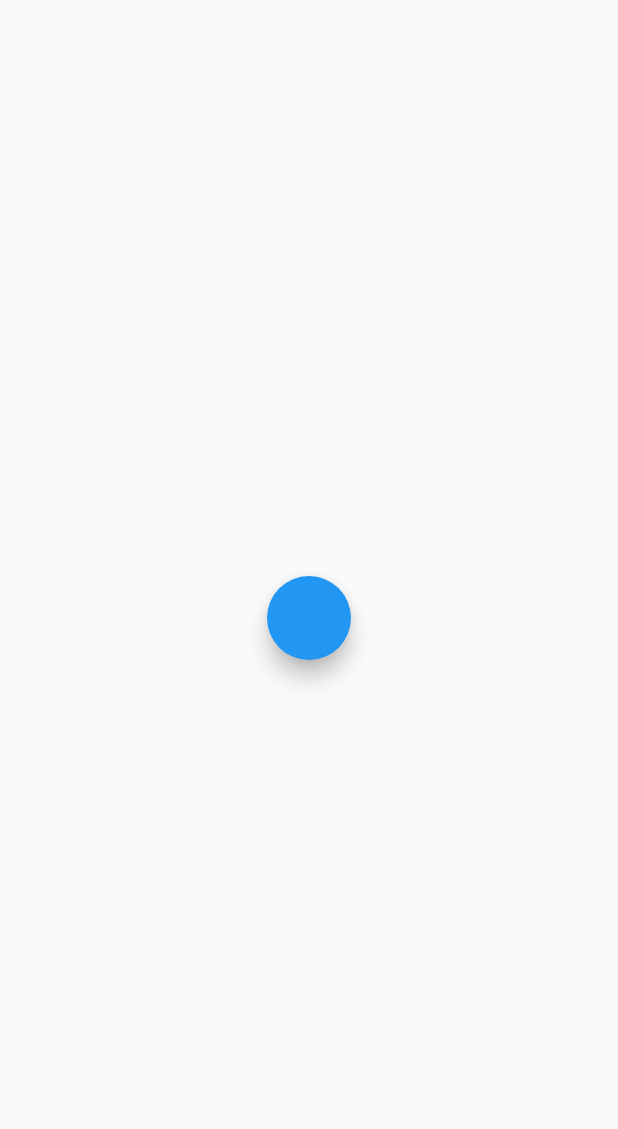
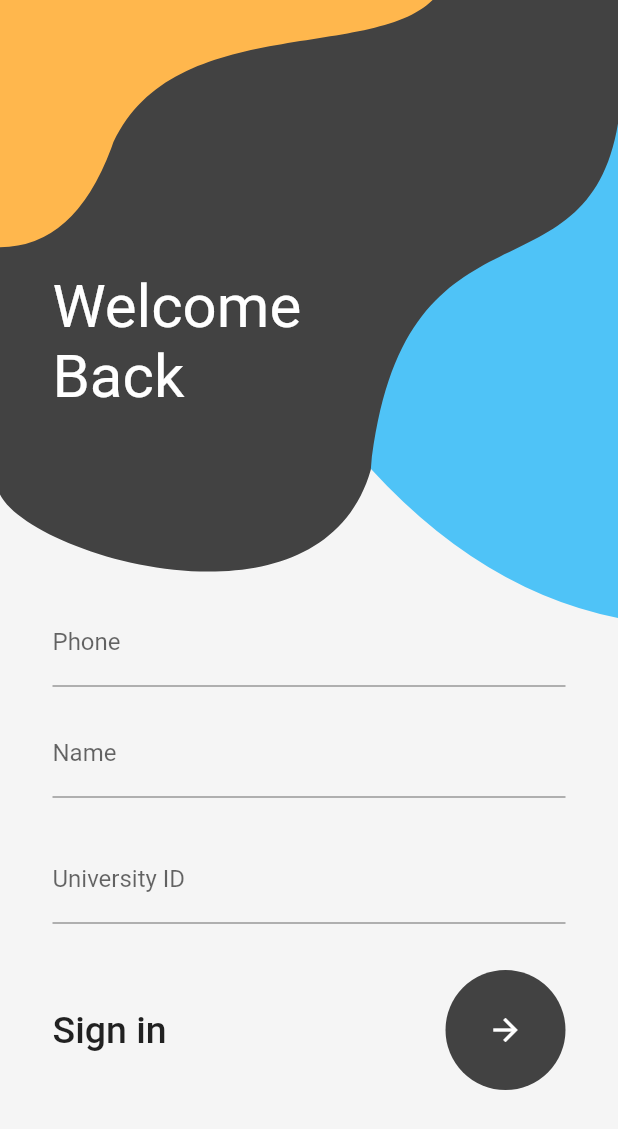
Before and after one commit to MohamedElmeligy/NU-turn, a Flutter app: the screen it shows after launch, on a phone screen of 412 x 824 dp. Shown: the top 1129 px of the screen. Run offline on Flutter 3.47's test engine with Material 2 defaults, Android fonts, the phone set to English and light mode, and no system bars; our stand-ins replace cloud_firestore, google_maps_flutter, location; accounts and stored records are empty.

Commit message:
auth screen v1

```diff
--- a/lib/main.dart
+++ b/lib/main.dart
@@ -8,6 +8,7 @@ import './providers/map.dart';
 
 import './screens/map_screen.dart';
 import './screens/test.dart';
+import './screens/auth_screen.dart';
 
 void main() {
   debugPaintSizeEnabled = false;
@@ -40,7 +41,7 @@ class MyApp extends StatelessWidget {
       ],
       child: MaterialApp(
         debugShowCheckedModeBanner: false,
-        home: Test(),
+        home: LoginPage(),
       ),
     );
   }
--- /dev/null
+++ b/lib/screens/auth_screen.dart
@@ -0,0 +1,161 @@
+import 'package:flutter/material.dart';
+
+import './map_screen.dart';
+
+class LoginPage extends StatefulWidget {
+  @override
+  _LoginPageState createState() => _LoginPageState();
+}
+
+class _LoginPageState extends State<LoginPage> {
+  @override
+  Widget build(BuildContext context) {
+    return Scaffold(
+      body: CustomPaint(
+        painter: BackgroundSignIn(),
+        child: Stack(
+          children: <Widget>[
+            Padding(
+              padding: const EdgeInsets.symmetric(horizontal: 35),
+              child: Column(
+                children: <Widget>[
+                  _getHeader(),
+                  _getTextFields(),
+                  _getSignIn(context),
+                  _getBottomRow(),
+                ],
+              ),
+            ),
+          ],
+        ),
+      ),
+    );
+  }
+}
+
+_getBottomRow() {
+  return Expanded(
+    flex: 1,
+    child: SizedBox(),
+  );
+}
+
+_getSignIn(context) {
+  return Expanded(
+    flex: 1,
+    child: Row(
+      mainAxisAlignment: MainAxisAlignment.spaceBetween,
+      children: <Widget>[
+        Text(
+          'Sign in',
+          style: TextStyle(fontSize: 25, fontWeight: FontWeight.w500),
+        ),
+        InkWell(
+          onTap: () {
+            Navigator.push(
+                context, MaterialPageRoute(builder: (context) => MapScreen()));
+          },
+          child: CircleAvatar(
+            backgroundColor: Colors.grey.shade800,
+            radius: 40,
+            child: Icon(
+              Icons.arrow_forward,
+              color: Colors.white,
+            ),
+          ),
+        )
+      ],
+    ),
+  );
+}
+
+_getTextFields() {
+  return Expanded(
+    flex: 4,
+    child: Column(
+      mainAxisAlignment: MainAxisAlignment.end,
+      children: <Widget>[
+        SizedBox(
+          height: 15,
+        ),
+        TextFormField(
+          decoration: InputDecoration(labelText: 'Phone'),
+        ),
+        SizedBox(
+          height: 15,
+        ),
+        TextFormField(
+          decoration: InputDecoration(labelText: 'Name'),
+        ),
+        SizedBox(
+          height: 25,
+        ),
+        TextFormField(
+          decoration: InputDecoration(labelText: 'University ID'),
+        ),
+        SizedBox(
+          height: 25,
+        ),
+      ],
+    ),
+  );
+}
+
+_getHeader() {
+  return Expanded(
+    flex: 3,
+    child: Container(
+      alignment: Alignment.bottomLeft,
+      child: Text(
+        'Welcome\nBack',
+        style: TextStyle(color: Colors.white, fontSize: 40),
+      ),
+    ),
+  );
+}
+
+class BackgroundSignIn extends CustomPainter {
+  @override
+  void paint(Canvas canvas, Size size) {
+    var sw = size.width;
+    var sh = size.height;
+    var paint = Paint();
+
+    Path mainBackground = Path();
+    mainBackground.addRect(Rect.fromLTRB(0, 0, sw, sh));
+    paint.color = Colors.grey.shade100;
+    canvas.drawPath(mainBackground, paint);
+
+    Path blueWave = Path();
+    blueWave.lineTo(sw, 0);
+    blueWave.lineTo(sw, sh * 0.5);
+    blueWave.quadraticBezierTo(sw * 0.5, sh * 0.45, sw * 0.2, 0);
+    blueWave.close();
+    paint.color = Colors.lightBlue.shade300;
+    canvas.drawPath(blueWave, paint);
+
+    Path greyWave = Path();
+    greyWave.lineTo(sw, 0);
+    greyWave.lineTo(sw, sh * 0.1);
+    greyWave.cubicTo(
+        sw * 0.95, sh * 0.25, sw * 0.65, sh * 0.15, sw * 0.6, sh * 0.38);
+    greyWave.cubicTo(sw * 0.52, sh * 0.52, sw * 0.05, sh * 0.45, 0, sh * 0.4);
+    greyWave.close();
+    paint.color = Colors.grey.shade800;
+    canvas.drawPath(greyWave, paint);
+
+    Path yellowWave = Path();
+    yellowWave.lineTo(sw * 0.7, 0);
+    yellowWave.cubicTo(
+        sw * 0.6, sh * 0.05, sw * 0.27, sh * 0.01, sw * 0.18, sh * 0.12);
+    yellowWave.quadraticBezierTo(sw * 0.12, sh * 0.2, 0, sh * 0.2);
+    yellowWave.close();
+    paint.color = Colors.orange.shade300;
+    canvas.drawPath(yellowWave, paint);
+  }
+
+  @override
+  bool shouldRepaint(CustomPainter oldDelegate) {
+    return true;
+  }
+}
```
Also changed, not shown: lib/providers/phone_auth.dart (+86 -122 lines).
